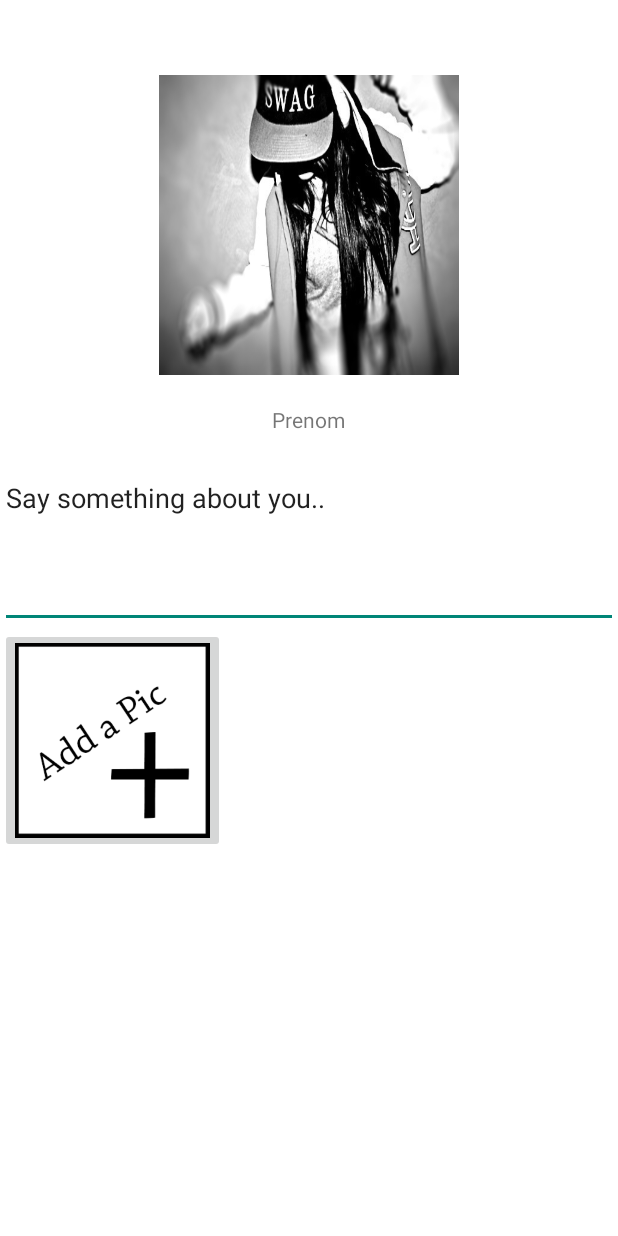
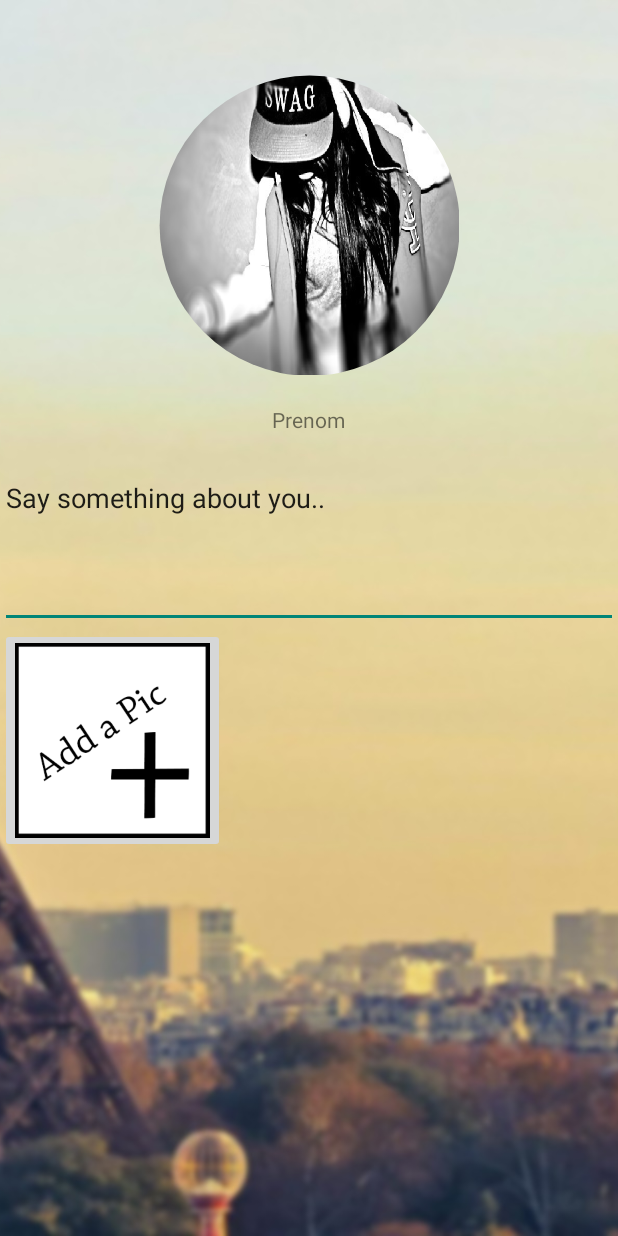
Before and after one commit to yazzaoui/Sociadee, an Android app: the fragment ProfileFragment shown on its own in the app's theme, on a phone screen of 412 x 824 dp. Run offline under Robolectric (Android 15) with nearby library versions, the light colour scheme and no system bars; 1 statement that could not run was skipped.

Commit message:
updated apk

```diff
--- a/app/src/main/java/azzaoui/sociadee/MainActivity.java
+++ b/app/src/main/java/azzaoui/sociadee/MainActivity.java
@@ -282,4 +282,18 @@ public class MainActivity extends AppCompatActivity {
         mAddPicFragment.retrievePictures();
         switchFragment(mAddPicView);
     }
+
+    public void validatePic(View v)
+    {
+        ImageView isAdded = (ImageView) v.getTag(R.id.validatedPic);
+        if(isAdded.getVisibility() == View.VISIBLE)
+        {
+            isAdded.setVisibility(View.INVISIBLE);
+        }
+        else
+        {
+            isAdded.setVisibility(View.VISIBLE );
+        }
+
+    }
 }
--- a/app/src/main/java/azzaoui/sociadee/ProfileFragment.java
+++ b/app/src/main/java/azzaoui/sociadee/ProfileFragment.java
@@ -1,10 +1,12 @@
 package azzaoui.sociadee;
 
 
+import android.content.Context;
 import android.graphics.drawable.BitmapDrawable;
 import android.net.Uri;
 import android.os.Bundle;
 import android.support.v4.app.Fragment;
+import android.view.ContextThemeWrapper;
 import android.view.LayoutInflater;
 import android.view.View;
 import android.view.ViewGroup;
@@ -25,7 +27,15 @@ public class ProfileFragment extends Fragment {
     @Override
     public View onCreateView(LayoutInflater inflater, ViewGroup container,
                              Bundle savedInstanceState) {
-        View v = inflater.inflate(R.layout.fragment_profile, container, false);
+
+        // create ContextThemeWrapper from the original Activity Context with the custom theme
+        final Context contextThemeWrapper = new ContextThemeWrapper(getActivity(), R.style.AppThemeCustom);
+
+        // clone the inflater using the ContextThemeWrapper
+        LayoutInflater localInflater = inflater.cloneInContext(contextThemeWrapper);
+
+        //inflater sinon a la place du local
+        View v = localInflater.inflate(R.layout.fragment_profile, container, false);
 
 
         BitmapDrawable bd=(BitmapDrawable)Parameters.getProfilePicture();
--- /dev/null
+++ b/app/src/main/java/azzaoui/sociadee/RoundedImageView.java
@@ -0,0 +1,96 @@
+package azzaoui.sociadee;
+
+import android.content.Context;
+import android.graphics.Bitmap;
+import android.graphics.Bitmap.Config;
+import android.graphics.Canvas;
+import android.graphics.Color;
+import android.graphics.Paint;
+import android.graphics.PorterDuff;
+import android.graphics.PorterDuffXfermode;
+import android.graphics.Rect;
+import android.graphics.drawable.BitmapDrawable;
+import android.graphics.drawable.Drawable;
+import android.graphics.drawable.VectorDrawable;
+import android.os.Build;
+import android.util.AttributeSet;
+import android.widget.ImageView;
+
+
+public class RoundedImageView extends ImageView {
+
+    public RoundedImageView(Context context) {
+        super(context);
+        // TODO Auto-generated constructor stub
+    }
+
+    public RoundedImageView(Context context, AttributeSet attrs) {
+        super(context, attrs);
+    }
+
+    public RoundedImageView(Context context, AttributeSet attrs, int defStyle) {
+        super(context, attrs, defStyle);
+    }
+
+    @Override
+    protected void onDraw(Canvas canvas) {
+
+        Drawable drawable = getDrawable();
+
+        if (drawable == null) {
+            return;
+        }
+
+        if (getWidth() == 0 || getHeight() == 0) {
+            return;
+        }
+
+        Bitmap b = null;
+        if (Build.VERSION.SDK_INT >= Build.VERSION_CODES.LOLLIPOP
+                && drawable instanceof VectorDrawable) {
+            ((VectorDrawable) drawable).draw(canvas);
+            b = Bitmap.createBitmap(canvas.getWidth(), canvas.getHeight(), Config.ARGB_8888);
+            Canvas c = new Canvas();
+            c.setBitmap(b);
+            drawable.draw(c);
+        }
+        else {
+            b = ((BitmapDrawable) drawable).getBitmap();
+        }
+
+        Bitmap bitmap = b.copy(Config.ARGB_8888, true);
+
+        int w = getWidth(), h = getHeight();
+
+        Bitmap roundBitmap =  getCroppedBitmap(bitmap, w);
+        canvas.drawBitmap(roundBitmap, 0,0, null);
+    }
+
+    public static Bitmap getCroppedBitmap(Bitmap bmp, int radius) {
+        Bitmap sbmp;
+        if(bmp.getWidth() != radius || bmp.getHeight() != radius)
+            sbmp = Bitmap.createScaledBitmap(bmp, radius, radius, false);
+        else
+            sbmp = bmp;
+        Bitmap output = Bitmap.createBitmap(sbmp.getWidth(),
+                sbmp.getHeight(), Config.ARGB_8888);
+        Canvas canvas = new Canvas(output);
+
+        final int color = 0xffa19774;
+        final Paint paint = new Paint();
+        final Rect rect = new Rect(0, 0, sbmp.getWidth(), sbmp.getHeight());
+
+        paint.setAntiAlias(true);
+        paint.setFilterBitmap(true);
+        paint.setDither(true);
+        canvas.drawARGB(0, 0, 0, 0);
+        paint.setColor(Color.parseColor("#BAB399"));
+        canvas.drawCircle(sbmp.getWidth() / 2+0.7f, sbmp.getHeight() / 2+0.7f,
+                sbmp.getWidth() / 2+0.1f, paint);
+        paint.setXfermode(new PorterDuffXfermode(PorterDuff.Mode.SRC_IN));
+        canvas.drawBitmap(sbmp, rect, rect, paint);
+
+
+        return output;
+    }
+}
--- a/app/src/main/java/azzaoui/sociadee/gridAddPicAdapter.java
+++ b/app/src/main/java/azzaoui/sociadee/gridAddPicAdapter.java
@@ -156,6 +156,8 @@ public class gridAddPicAdapter  extends BaseAdapter {
             v = mInflater.inflate(R.layout.grid_addpic_item, viewGroup, false);
             v.setTag(R.id.pictureElemAddPic, v.findViewById(R.id.pictureElemAddPic));
             v.setTag(R.id.text, v.findViewById(R.id.text));
+            v.setTag(R.id.validatedPic,v.findViewById(R.id.validatedPic));
+
         }
 
         picture = (ImageView) v.getTag(R.id.pictureElemAddPic);
--- a/app/src/main/res/layout/fragment_profile.xml
+++ b/app/src/main/res/layout/fragment_profile.xml
@@ -1,10 +1,20 @@
-<RelativeLayout xmlns:android="http://schemas.android.com/apk/res/android"
-    xmlns:tools="http://schemas.android.com/tools" android:layout_width="match_parent"
-    android:layout_height="match_parent" tools:context="azzaoui.sociadee.ProfileFragment"
-    android:background="@android:color/white">
+<FrameLayout  xmlns:android="http://schemas.android.com/apk/res/android"
+    android:layout_width="match_parent"
+    android:layout_height="match_parent"
+    xmlns:tools="http://schemas.android.com/tools">
+<ImageView
+    android:layout_width="match_parent"
+    android:layout_height="match_parent"
+    android:src="@drawable/wallpaper2"
+    android:scaleType="centerCrop"
+    />
+<RelativeLayout android:layout_width="match_parent"
+    android:layout_height="match_parent"
+    tools:context="azzaoui.sociadee.ProfileFragment"
+>
 
 
-    <ImageView
+    <azzaoui.sociadee.RoundedImageView
         android:layout_width="200dp"
         android:layout_height="200dp"
         android:scaleType="centerCrop"
@@ -68,3 +78,4 @@
         </HorizontalScrollView>
 
 </RelativeLayout>
+</FrameLayout>
--- a/app/src/main/res/values/stylesCustom.xml
+++ b/app/src/main/res/values/stylesCustom.xml
@@ -18,6 +18,13 @@
         <item name="android:textSize">20sp</item>
         <item name="android:background">@drawable/buttonshape</item>
     </style>
+
+    <style name="AppThemeCustom.Textview" parent="android:Widget.TextView">
+        <item name="android:textColor">@color/GreyTc</item>
+        <item name="android:fontFamily">sans-serif-thin</item>
+        <item name="android:textSize">20sp</item>
+    </style>
+
     <!-- Shadow effect
             android:shadowColor="#A8A8A8"
             android:shadowDx="0"
```
